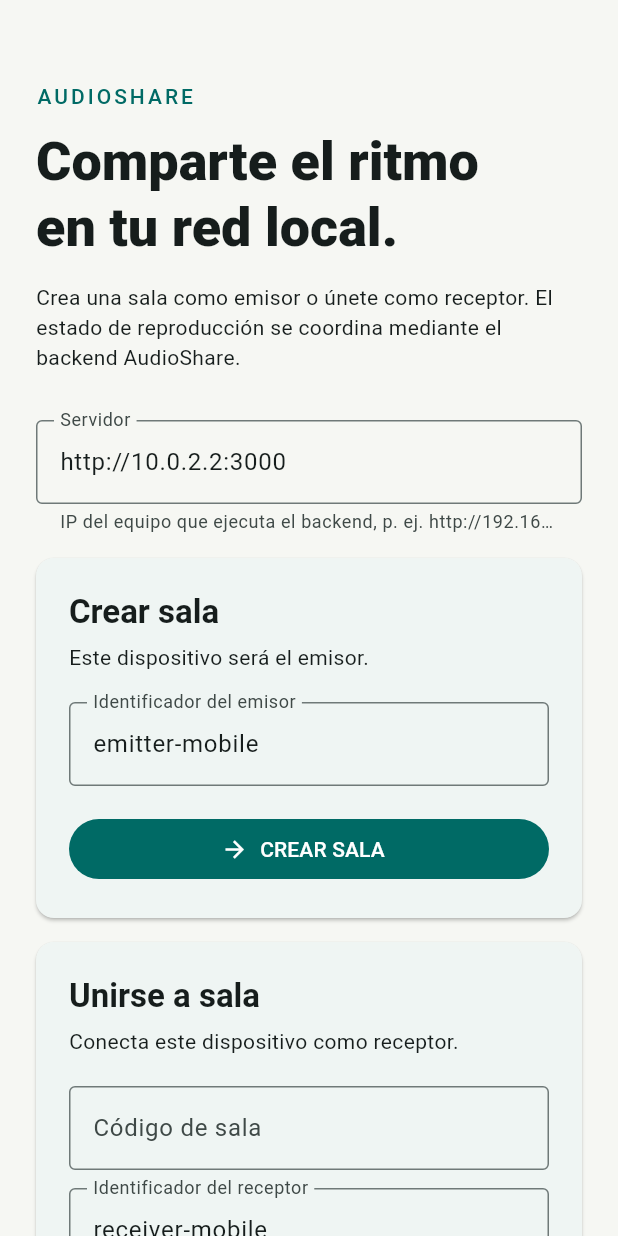
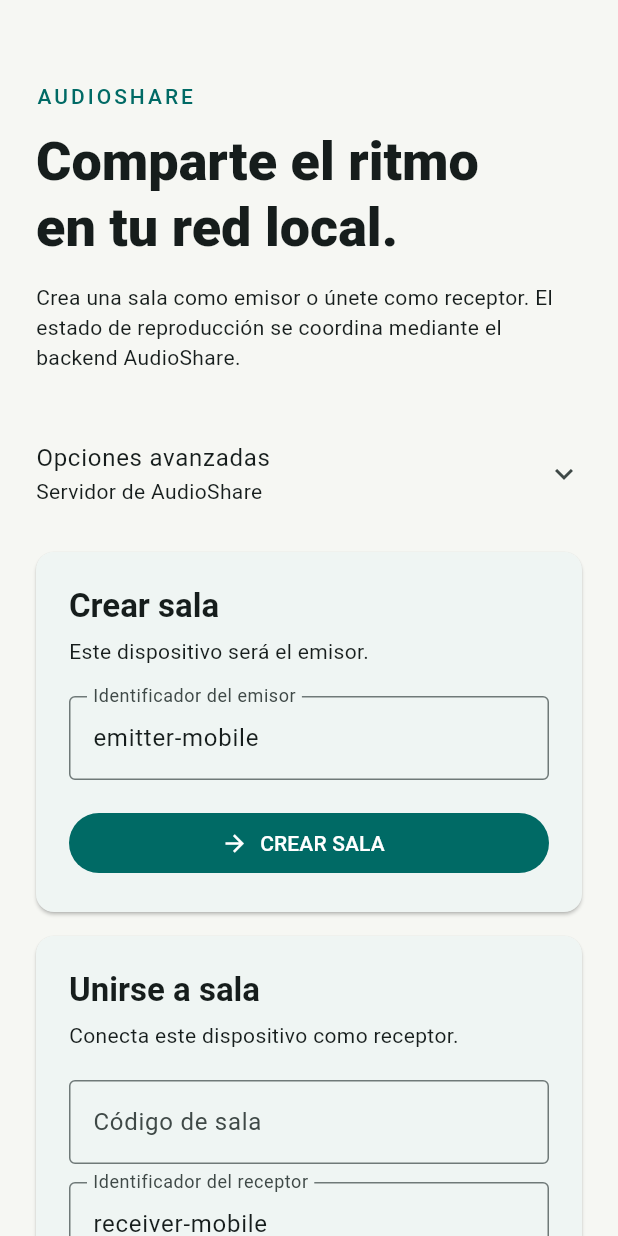
Before and after one commit to ISCOUTB/AS_202620_AudioShare, a Flutter app: the screen it shows after launch, on a phone screen of 412 x 824 dp. Run offline on Flutter 3.47's test engine with Material 3 defaults, Android fonts, the phone set to English and light mode, and no system bars; our stand-ins replace just_audio.

Commit message:
feat: servidor público por defecto y soporte de audio en Windows
- La app se conecta por defecto a audioshare.iscoutb.dev: basta con el código de sala
- Campo Servidor movido a Opciones avanzadas
- just_audio_windows para reproducir en escritorio Windows
- README actualizado

```diff
--- a/lib/core/network/api_client.dart
+++ b/lib/core/network/api_client.dart
@@ -1,6 +1,8 @@
 import 'dart:convert';
 
 import 'package:http/http.dart' as http;
+
+import 'package:flutter/foundation.dart' show defaultTargetPlatform, TargetPlatform;
 
 class ApiException implements Exception {
   const ApiException(this.message, {this.statusCode});
@@ -26,6 +28,10 @@ class ApiClient {
   /// URL absoluta de [path] en el backend (p. ej. `/track`).
   Uri resolve(String path) => baseUri.resolve(path);
 
+  /// Servidor al que se conecta la app (Windows, Android...) si no se indica
+  /// otro: así basta con el código de sala. En Web se usa el propio origen.
+  static const publicServer = 'https://audioshare.iscoutb.dev';
+
   static Uri _defaultBaseUri() {
     const configuredApiUrl = String.fromEnvironment('AUDIOSHARE_API_URL');
 
@@ -50,7 +56,11 @@ class ApiClient {
         fragment: '',
       );
     }
-    return Uri.parse('http://10.0.2.2:3000');
+      return Uri.parse(
+        defaultTargetPlatform == TargetPlatform.android
+          ? 'http://10.0.2.2:3000'
+          : 'http://localhost:3000',
+    );
   }
 
   /// Abre una respuesta NDJSON y emite cada línea no vacía a medida que llega.
--- a/lib/features/session/presentation/pages/home_page.dart
+++ b/lib/features/session/presentation/pages/home_page.dart
@@ -96,10 +96,19 @@ class _HomePageState extends State<HomePage> {
                   if (widget.api != null)
                     Padding(
                       padding: const EdgeInsets.only(bottom: 16),
-                      child: TextField(
-                        controller: serverController,
-                        keyboardType: TextInputType.url,
-                        decoration: const InputDecoration(labelText: 'Servidor', helperText: 'IP del equipo que ejecuta el backend, p. ej. http://192.168.1.10:3000'),
+                      child: ExpansionTile(
+                        tilePadding: EdgeInsets.zero,
+                        shape: const Border(),
+                        collapsedShape: const Border(),
+                        title: const Text('Opciones avanzadas'),
+                        subtitle: const Text('Servidor de AudioShare'),
+                        children: [
+                          TextField(
+                            controller: serverController,
+                            keyboardType: TextInputType.url,
+                            decoration: const InputDecoration(labelText: 'Servidor', helperText: 'Solo si usas un backend propio, p. ej. http://192.168.1.10:3000'),
+                          ),
+                        ],
                       ),
                     ),
                   if (error != null) _ErrorBanner(error!),
--- a/pubspec.yaml
+++ b/pubspec.yaml
@@ -11,6 +11,7 @@ dependencies:
     sdk: flutter
   http: ^1.2.2
   just_audio: ^0.9.40
+  just_audio_windows: ^0.2.3
 
   cupertino_icons: ^1.0.8
 
```
Also changed, not shown: pubspec.lock, 3 other files.
